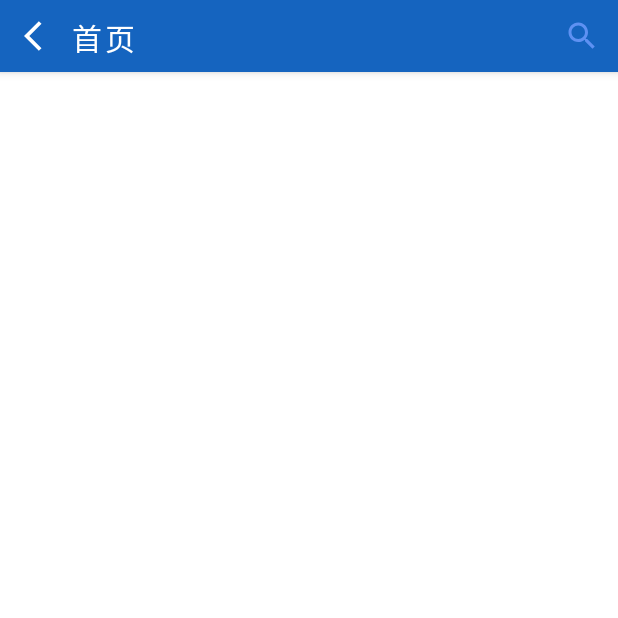
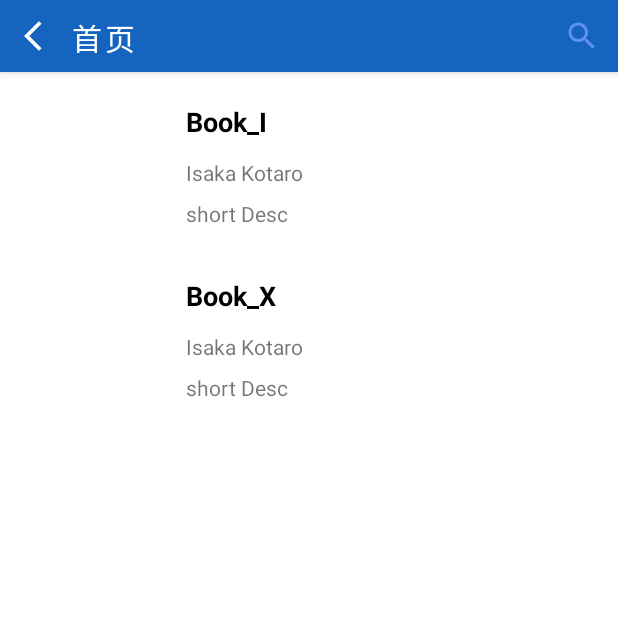
Before and after one commit to peacemo/iFindBook, an Android app: the screen it shows after launch (AllBooksActivity), after a tap on "全部书籍", on a phone screen of 412 x 824 dp, the top half of it. Run offline under Robolectric (Android 15) with nearby library versions, the phone set to English and light mode, and no system bars; pictures from the network do not load.

```diff
--- a/app/src/main/java/pers/carl/ifindbook/AllBooksActivity.java
+++ b/app/src/main/java/pers/carl/ifindbook/AllBooksActivity.java
@@ -1,8 +1,4 @@
 package pers.carl.ifindbook;
-
-import androidx.appcompat.app.AppCompatActivity;
-import androidx.recyclerview.widget.LinearLayoutManager;
-import androidx.recyclerview.widget.RecyclerView;
 
 import android.content.Intent;
 import android.os.Bundle;
@@ -11,16 +7,15 @@ import android.view.View;
 import android.widget.Button;
 import android.widget.Toast;
 
-import com.fasterxml.jackson.core.type.TypeReference;
+import androidx.appcompat.app.AppCompatActivity;
+import androidx.recyclerview.widget.LinearLayoutManager;
+import androidx.recyclerview.widget.RecyclerView;
+
 import com.fasterxml.jackson.databind.ObjectMapper;
 
 import java.util.ArrayList;
-import java.util.concurrent.FutureTask;
 
 import pers.carl.ifindbook.adapter.BooksRecViewAdapter;
-import pers.carl.ifindbook.handler.BooksHandlerTest;
-import pers.carl.ifindbook.handler.ResponseBody;
-import pers.carl.ifindbook.handler.SignHandler;
 import pers.carl.ifindbook.pojo.Book;
 import pers.carl.ifindbook.utils.DBUtils;
 
@@ -62,28 +57,9 @@ public class AllBooksActivity extends AppCompatActivity {
         if (pageType != -1) {
             switch (pageType) {
                 case Constants.DEFAULT: {
-
-                    //TEST
-                    FutureTask<String> allBooksTask = new FutureTask<>(new BooksHandlerTest("books", Constants.ALL_BOOKS));
-                    Thread thread = new Thread(allBooksTask);
-                    thread.start();
-                    try{
-                        //get获取线程返回值，通过ObjectMapper反序列化为ResponseBody
-//                        ResponseBody body = mapper.readValue(allBooksTask.get(),ResponseBody.class);
-                        ArrayList<Book> booksTemp = (ArrayList<Book>) mapper.readValue(allBooksTask.get(), ArrayList.class);
-
-                        ArrayList<Book> books = mapper.convertValue(booksTemp, new TypeReference<ArrayList<Book>>() {});
-//                        adapter.setBooks(DBUtils.getInstance().getBooks());
-                        adapter.setBooks(books);
-                        break;
-                        //根据返回码确定提示信息
-//                        Toast.makeText(getApplicationContext(),body.getResponseCode() == 200 ? "登录成功" : "登录失败",Toast.LENGTH_SHORT).show();
-                    }catch (Exception e){
-                        e.printStackTrace();
-                        break;
-                    }
-
-
+                    ArrayList<Book> b = DBUtils.getInstance().getBooksAll();
+                    adapter.setBooks(b);
+                    break;
                 }
                 case Constants.READING: {
                     ArrayList<Book> b = DBUtils.getInstance().getBooksReading();
@@ -94,16 +70,12 @@ public class AllBooksActivity extends AppCompatActivity {
                     adapter.setBooks(DBUtils.getInstance().getBooksRead());
                     break;
                 }
-//                case Constants.WISH_LIST: {
-//                    adapter.setBooks(DBUtils.getInstance().getBooksWish());
-//                    break;
-//                }
                 case Constants.FAV: {
                     adapter.setBooks(DBUtils.getInstance().getBooksFav());
                     break;
                 }
                 default: {
-                    adapter.setBooks(DBUtils.getInstance().getBooks());
+                    adapter.setBooks(DBUtils.getInstance().getBooksAll());
                     Toast.makeText(this, "oops/.\\ some thing went wrong. ", Toast.LENGTH_SHORT).show();
                     break;
                 }
@@ -111,8 +83,6 @@ public class AllBooksActivity extends AppCompatActivity {
         }else {
             Toast.makeText(this, "oops/.\\ some thing went wrong. ", Toast.LENGTH_SHORT).show();
         }
-
-
 
         booksRecView.setAdapter(adapter);
         booksRecView.setLayoutManager(new LinearLayoutManager(this));
--- a/app/src/main/java/pers/carl/ifindbook/BookDetailActivity.java
+++ b/app/src/main/java/pers/carl/ifindbook/BookDetailActivity.java
@@ -46,8 +46,6 @@ public class BookDetailActivity extends AppCompatActivity {
                     setData(incomingBook);
 //                    booksHandler.getInstance().handleReadingBooks(incomingBook, addToReading);
 //                    booksHandler.getInstance().handleReadBooks(incomingBook, addToRead);
-                    //TODO: wishlist 相关
-//                    booksHandler.getInstance().handleWishBooks(incomingBook, addToWishList);
 
                     //TODO: 这里的收藏逻辑有问题，需要修改
 //                    booksHandler.getInstance().handleFavBooks(incomingBook, addToFav);
--- a/app/src/main/java/pers/carl/ifindbook/handler/BooksHandlerTest.java
+++ b/app/src/main/java/pers/carl/ifindbook/handler/BooksHandlerTest.java
@@ -1,9 +1,6 @@
 package pers.carl.ifindbook.handler;
 
-import android.provider.ContactsContract;
 import android.util.Log;
-
-import com.mysql.cj.x.protobuf.MysqlxDatatypes;
 
 import java.net.HttpURLConnection;
 import java.net.URL;
@@ -11,15 +8,13 @@ import java.net.URLEncoder;
 import java.nio.charset.StandardCharsets;
 import java.util.concurrent.Callable;
 
-import pers.carl.ifindbook.Constants;
-
 public class BooksHandlerTest implements Callable<String> {
 
     private String table;
     private String url;
 
-    public BooksHandlerTest(String table, String url) {
-        this.table = table;
+    public BooksHandlerTest(String data, String url) {
+        this.table = data;
         this.url = url;
     }
 
@@ -29,15 +24,15 @@ public class BooksHandlerTest implements Callable<String> {
             //开启连接
             HttpURLConnection connection = (HttpURLConnection) new URL(url).openConnection();
 
-            Log.e("BooksHandlerTest", "connected");
-
+            connection.setReadTimeout(3000);
+            connection.setConnectTimeout(3000);
             //设置请求方法 POST
             connection.setRequestMethod("POST");
             //允许输入输出
             connection.setDoInput(true);
             connection.setDoOutput(true);
             //写数据（也就是发送数据）
-            String data = "table="+ URLEncoder.encode(table, StandardCharsets.UTF_8.toString());
+            String data = "data="+ URLEncoder.encode(table, StandardCharsets.UTF_8.toString());
             connection.getOutputStream().write(data.getBytes(StandardCharsets.UTF_8));
             //TODO: 获取返回数据
             byte [] bytes = new byte[10240];
@@ -47,7 +42,8 @@ public class BooksHandlerTest implements Callable<String> {
 
         } catch (Exception e) {
             e.printStackTrace();
-            return "";
+            Log.e("Handler", "connection timeout. ");
+            return "[]";
         }
     }
 
--- a/app/src/main/java/pers/carl/ifindbook/utils/DBUtils.java
+++ b/app/src/main/java/pers/carl/ifindbook/utils/DBUtils.java
@@ -1,21 +1,29 @@
 package pers.carl.ifindbook.utils;
 
-import android.util.Log;
+import com.fasterxml.jackson.core.type.TypeReference;
+import com.fasterxml.jackson.databind.ObjectMapper;
+
 import java.util.ArrayList;
+import java.util.concurrent.FutureTask;
+
 import pers.carl.ifindbook.Constants;
+import pers.carl.ifindbook.handler.BooksHandlerTest;
 import pers.carl.ifindbook.pojo.Book;
 public class DBUtils {
 
     private static DBUtils instance;
 
-    private static ArrayList<Book> books;
+    private static ArrayList<Book> booksAll;
     private static ArrayList<Book> booksReading;
     private static ArrayList<Book> booksRead;
 //    private static ArrayList<Book> booksWish;
     private static ArrayList<Book> booksFav;
+
+    private final ObjectMapper mapper = new ObjectMapper();
+
     private DBUtils() {
-        if (books == null) {
-            books = new ArrayList<>();
+        if (booksAll == null) {
+            booksAll = new ArrayList<>();
         }
         if (booksReading == null) {
             booksReading = new ArrayList<>();
@@ -23,10 +31,7 @@ public class DBUtils {
         if (booksRead == null) {
             booksRead = new ArrayList<>();
         }
-        //TODO: wishlist 相关
-//        if (booksWish == null) {
-//            booksWish = new ArrayList<>();
-//        }
+
         if (booksFav == null) {
             booksFav = new ArrayList<>();
         }
@@ -34,28 +39,50 @@ public class DBUtils {
     }
 
     private void initData() {
-        //TODO: Add data from database.
-//      these are the sample data.
-        books.add(new Book(1, "Book_I", "Isaka Kotaro", "https://ss1.bdstatic.com/70cFuXSh_Q1YnxGkpoWK1HF6hhy/it/u=3539122593,1620052230&fm=26&gp=0.jpg", "short Desc", "long Desclong Desclong Desclong Desclong Desclong Desclong Desclong Desclong Desclong Desc", false, Constants.DEFAULT));
-        books.add(new Book(2, "Book_II", "Isaka Kotaro", "https://ss1.bdstatic.com/70cFuXSh_Q1YnxGkpoWK1HF6hhy/it/u=3539122593,1620052230&fm=26&gp=0.jpg", "short Desc", "long Desclong Desclong Desclong Desclong Desclong Desclong Desclong Desclong Desclong Desc", false, Constants.DEFAULT));
-        books.add(new Book(3, "Book_III", "Isaka Kotaro", "https://ss1.bdstatic.com/70cFuXSh_Q1YnxGkpoWK1HF6hhy/it/u=3539122593,1620052230&fm=26&gp=0.jpg", "short Desc", "long Desclong Desclong Desclong Desclong Desclong Desclong Desclong Desclong Desclong Desc", false, Constants.DEFAULT));
-        books.add(new Book(4, "Book_IV", "Isaka Kotaro", "https://ss1.bdstatic.com/70cFuXSh_Q1YnxGkpoWK1HF6hhy/it/u=3539122593,1620052230&fm=26&gp=0.jpg", "short Desc", "long Desclong Desclong Desclong Desclong Desclong Desclong Desclong Desclong Desclong Desc", false, Constants.DEFAULT));
-        books.add(new Book(5, "Book_V", "Isaka Kotaro", "https://ss1.bdstatic.com/70cFuXSh_Q1YnxGkpoWK1HF6hhy/it/u=3539122593,1620052230&fm=26&gp=0.jpg", "short Desc", "long Desclong Desclong Desclong Desclong Desclong Desclong Desclong Desclong Desclong Desc", false, Constants.DEFAULT));
-        books.add(new Book(6, "Book_VI", "Isaka Kotaro", "https://ss1.bdstatic.com/70cFuXSh_Q1YnxGkpoWK1HF6hhy/it/u=3539122593,1620052230&fm=26&gp=0.jpg", "short Desc", "long Desclong Desclong Desclong Desclong Desclong Desclong Desclong Desclong Desclong Desc", false, Constants.DEFAULT));
-        books.add(new Book(7, "Book_VII", "Isaka Kotaro", "https://ss1.bdstatic.com/70cFuXSh_Q1YnxGkpoWK1HF6hhy/it/u=3539122593,1620052230&fm=26&gp=0.jpg", "short Desc", "long Desclong Desclong Desclong Desclong Desclong Desclong Desclong Desclong Desclong Desc", false, Constants.DEFAULT));
-        books.add(new Book(8, "Book_VIII", "Isaka Kotaro", "https://ss1.bdstatic.com/70cFuXSh_Q1YnxGkpoWK1HF6hhy/it/u=3539122593,1620052230&fm=26&gp=0.jpg", "short Desc", "long Desclong Desclong Desclong Desclong Desclong Desclong Desclong Desclong Desclong Desc", false, Constants.DEFAULT));
-        books.add(new Book(9, "Book_IX", "Isaka Kotaro", "https://ss1.bdstatic.com/70cFuXSh_Q1YnxGkpoWK1HF6hhy/it/u=3539122593,1620052230&fm=26&gp=0.jpg", "short Desc", "long Desclong Desclong Desclong Desclong Desclong Desclong Desclong Desclong Desclong Desc", false, Constants.DEFAULT));
-        books.add(new Book(10, "Book_X", "Isaka Kotaro", "https://ss0.bdstatic.com/70cFvHSh_Q1YnxGkpoWK1HF6hhy/it/u=3780195714,2877537196&fm=26&gp=0.jpg", "short Desc", "long Desclong Desclong Desclong Desclong Desclong Desclong Desclong Desclong Desclong Desc", false, Constants.DEFAULT));
+        //Add data from database.
+        requestBooks("books", booksAll);
+
+        //these are the sample data.
+        booksAll.add(new Book(11, "Book_I", "Isaka Kotaro", "https://ss1.bdstatic.com/70cFuXSh_Q1YnxGkpoWK1HF6hhy/it/u=3539122593,1620052230&fm=26&gp=0.jpg", "short Desc", "long Desclong Desclong Desclong Desclong Desclong Desclong Desclong Desclong Desclong Desc", false, Constants.DEFAULT));
+        booksAll.add(new Book(101, "Book_X", "Isaka Kotaro", "https://ss0.bdstatic.com/70cFvHSh_Q1YnxGkpoWK1HF6hhy/it/u=3780195714,2877537196&fm=26&gp=0.jpg", "short Desc", "long Desclong Desclong Desclong Desclong Desclong Desclong Desclong Desclong Desclong Desc", false, Constants.DEFAULT));
 
 //        tagBooks();
+    }
+
+    /**
+     * request target books from server
+     * @return the status of the processing result
+     */
+    private boolean requestBooks(String data, ArrayList<Book> targetList) {
+
+        ArrayList<Book> booksTemp = new ArrayList<>();
+        ArrayList<Book> books = new ArrayList<>();
+        //TEST
+        FutureTask<String> allBooksTask = new FutureTask<>(new BooksHandlerTest(data, Constants.ALL_BOOKS));
+        Thread thread = new Thread(allBooksTask);
+        thread.start();
+        try{
+            //get获取线程返回值，通过ObjectMapper反序列化为ResponseBody
+            booksTemp = (ArrayList<Book>) mapper.readValue(allBooksTask.get(), ArrayList.class);
+            //the booksTemp are automatically set as LinkedHashMap, so the
+            //following code converts is into ArrayList<Book>
+            books = mapper.convertValue(booksTemp, new TypeReference<ArrayList<Book>>() {});
+
+            for(Book b:books) {
+                targetList.add(b);
+            }
+
+            return true;
+        }catch (Exception e){
+            e.printStackTrace();
+            return false;
+        }
     }
 
 //    private static boolean tagBooks() {
 //        //clear the items from the arrayLists
 //        booksReading.clear();
 //        booksRead.clear();
-//        //TODO: wishlist 相关
-////        booksWish.clear();
 //        booksFav.clear();
 //
 //        for(Book b : books) {
@@ -71,11 +98,6 @@ public class DBUtils {
 //                    booksReading.add(b);
 //                    break;
 //                }
-//                //TODO: wishlist 相关
-////                case Constants.WISH_LIST: {
-////                    booksWish.add(b);
-////                    break;
-////                }
 //                default: break;
 //            }
 //
@@ -95,8 +117,8 @@ public class DBUtils {
         return instance;
     }
 
-    public static ArrayList<Book> getBooks() {
-        return books;
+    public static ArrayList<Book> getBooksAll() {
+        return booksAll;
     }
 
     public static ArrayList<Book> getBooksReading() {
@@ -106,11 +128,6 @@ public class DBUtils {
     public static ArrayList<Book> getBooksRead() {
         return booksRead;
     }
-
-    //TODO: wishlist 相关
-//    public static ArrayList<Book> getBooksWish() {
-//        return booksWish;
-//    }
 
     public static ArrayList<Book> getBooksFav() {
         return booksFav;
@@ -123,7 +140,7 @@ public class DBUtils {
      * @return
      */
     public static Book getBookById(int _id) {
-        for (Book b : books) {
+        for (Book b : booksAll) {
             if (b.getId() == _id) {
                 return b;
             }
@@ -136,6 +153,7 @@ public class DBUtils {
      * @param b
      * @return
      */
+
 //    public static boolean addToReading(Book b) {
 //        b.setStatus(Constants.READING);
 //        if(tagBooks()) {
@@ -158,17 +176,6 @@ public class DBUtils {
 //        return false;
 //    }
 
-    //TODO: wishlist 相关
-//    public static boolean addToWishList(Book b) {
-//        b.setStatus(Constants.WISH_LIST);
-//        if(tagBooks()) {
-//            Log.v("log: ", "added to Wish List.");
-//            //TODO: update record to database
-//            return true;
-//        }
-//        return false;
-//    }
-
 //    public static boolean changeFavStatus(Book b) {
 //        if(b.isFav()) {
 //            b.setFav(false);
```
Also changed, not shown: app/src/main/java/pers/carl/ifindbook/MainActivity.java (+0 -14 lines), app/src/main/java/pers/carl/ifindbook/handler/BooksHandler.java (+0 -28 lines), app/src/main/res/layout/activity_main.xml (+0 -33 lines), 1 other file.
